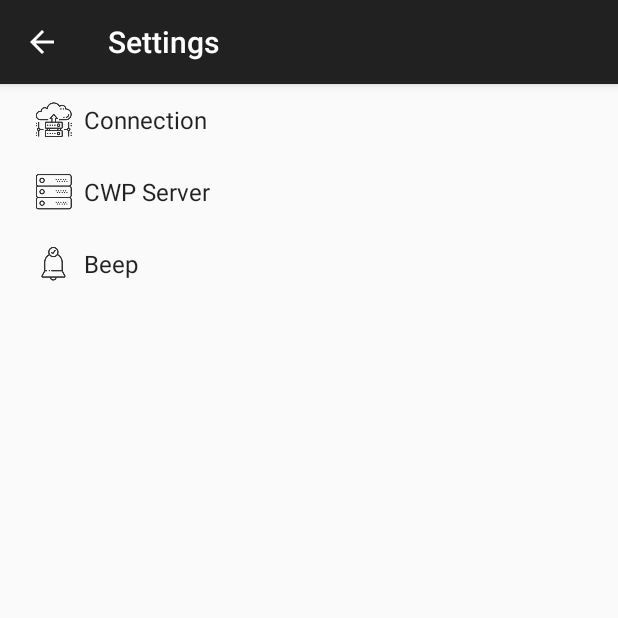
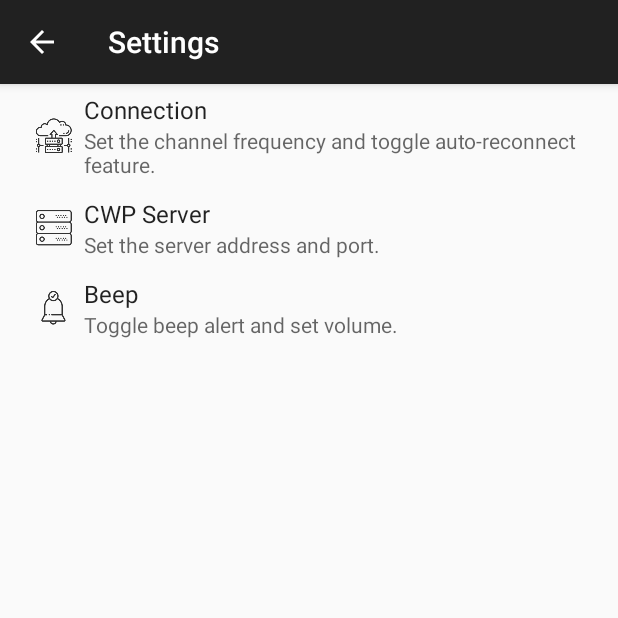
Before and after one commit to awaisiosdev/cwp-client, an Android app: the SettingsActivity screen opened directly, with no data from a screen before it, on a phone screen of 412 x 824 dp, the top half of it. Run offline under Robolectric (Android 15) with nearby library versions, the phone set to English and light mode, and no system bars.

Commit message:
Added summary for menu in perferences.

```diff
--- a/app/src/main/res/values/strings.xml
+++ b/app/src/main/res/values/strings.xml
@@ -9,16 +9,25 @@
 
     <!-- CWP Server settings -->
     <string name="pref_header_cwpserver">CWP Server</string>
+    <string name="pref_header_summary_cwpserver">
+        Set the server address and port.
+    </string>
     <string name="pref_server_address_title">Server Address</string>
     <string name="pref_server_port_title">Server Port</string>
 
     <!-- Connection settings -->
     <string name="pref_header_connection">Connection</string>
+    <string name="pref_header_summary_connection">
+        Set the channel frequency and toggle auto-reconnect feature.
+    </string>
     <string name="pref_connection_frequency_title">Frequency</string>
     <string name="pref_auto_reconnect_title">Auto Reconnect</string>
 
     <!-- Signal Alert Settings -->
     <string name="pref_header_alert">Beep</string>
+    <string name="pref_header_summary_alert">
+        Toggle beep alert and set volume.
+    </string>
     <string name="pref_alert_beep_title">Mute</string>
     <string name="pref_alert_beep_volume">Volume</string>
     <string name="pref_alert_beep_volume_summary">Set volume between 0 and 100.</string>
--- a/app/src/main/res/xml/pref_headers.xml
+++ b/app/src/main/res/xml/pref_headers.xml
@@ -3,17 +3,20 @@
         android:fragment="esde06.tol.oulu.fi.SettingsActivity$ConnectionPreferenceFragment"
         android:icon="@drawable/ic_connection_settings"
         android:title="@string/pref_header_connection"
+        android:summary="@string/pref_header_summary_connection"
         />
 
     <header
         android:fragment="esde06.tol.oulu.fi.SettingsActivity$CWPServerPreferenceFragment"
         android:icon="@drawable/ic_server_connection_settings"
         android:title="@string/pref_header_cwpserver"
+        android:summary="@string/pref_header_summary_cwpserver"
         />
 
     <header
         android:fragment="esde06.tol.oulu.fi.SettingsActivity$SignalAlertPreferenceFragment"
         android:icon="@drawable/ic_beep_settings"
         android:title="@string/pref_header_alert"
+        android:summary="@string/pref_header_summary_alert"
         />
 </preference-headers>
```
